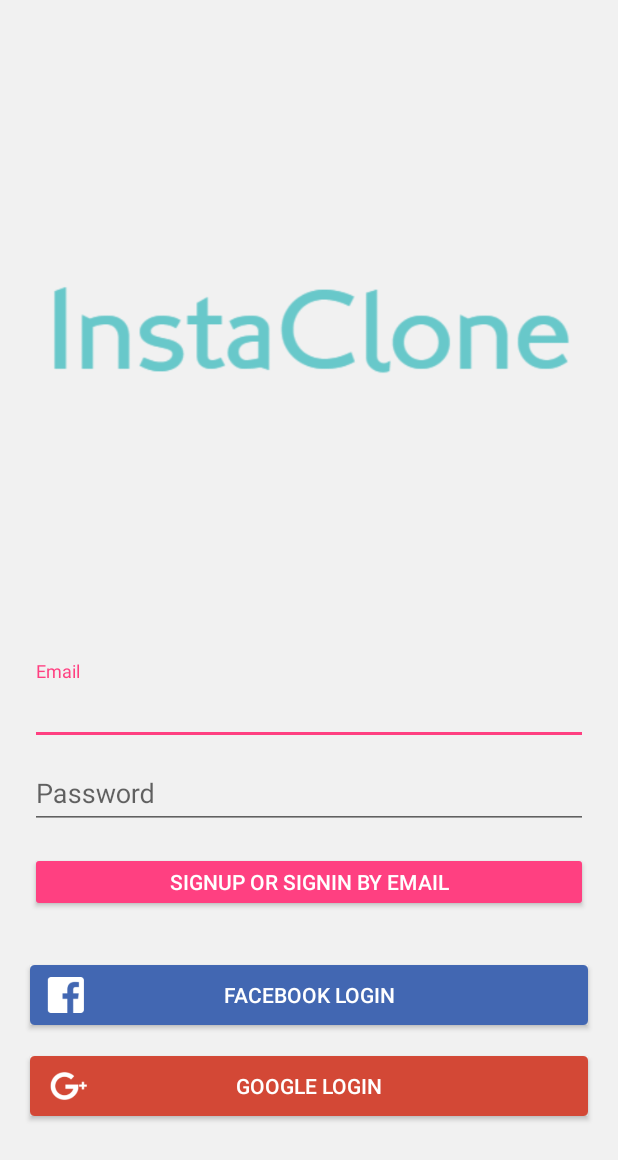
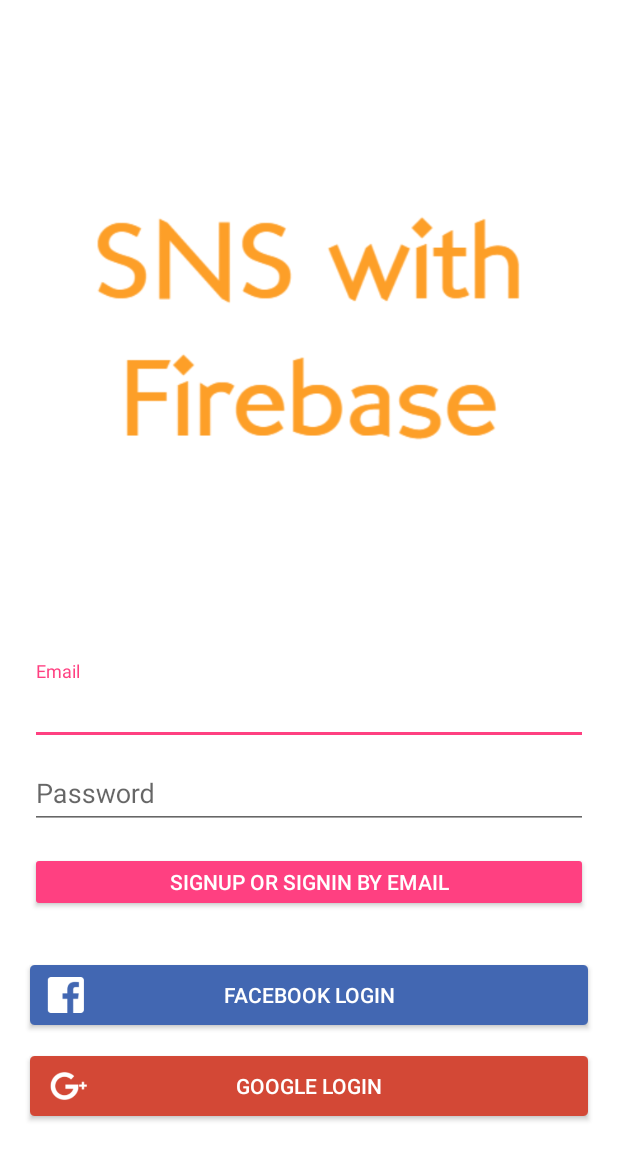
Before and after one commit to rihan530/InstaClonekt1, an Android app: the screen it shows after launch (LoginActivity), on a phone screen of 412 x 824 dp. Shown: the top 1160 px of the screen. Run offline under Robolectric (Android 15) with nearby library versions, the phone set to English and light mode, and no system bars; our stand-ins replace Firebase (no records; nobody signed in at launch, a user with empty details on screens opened directly), data binding; libraries missing offline, so code that uses them is left out: com.facebook, com.facebook.login; 1 statement that could not run was skipped.

```diff
--- a/app/build.gradle
+++ b/app/build.gradle
@@ -10,8 +10,8 @@ android {
         applicationId "com.coolwhite.instaclonekt1"
         minSdkVersion 24
         targetSdkVersion 29
-        versionCode 2
-        versionName "2.0"
+        versionCode 3
+        versionName "2.1"
         multiDexEnabled true
 
         testInstrumentationRunner "androidx.test.runner.AndroidJUnitRunner"
--- a/app/src/main/java/com/coolwhite/instaclonekt1/MainActivity.kt
+++ b/app/src/main/java/com/coolwhite/instaclonekt1/MainActivity.kt
@@ -144,6 +144,6 @@ class MainActivity : AppCompatActivity(), BottomNavigationView.OnNavigationItemS
         if(System.currentTimeMillis()-lastTimeBackPressed<=1500)
             finish()
         lastTimeBackPressed=System.currentTimeMillis()
-        Toast.makeText(this,"@string/backPressed",Toast.LENGTH_SHORT).show()
+        Toast.makeText(this,"이전 버튼을 한 번 더 누르면 종료됩니다",Toast.LENGTH_SHORT).show()
     }
 }
--- a/app/src/main/res/layout/activity_add_photo.xml
+++ b/app/src/main/res/layout/activity_add_photo.xml
@@ -29,7 +29,7 @@
                 android:layout_height="match_parent"
                 android:layout_margin="3dp"
                 android:contentDescription="@string/app_name"
-                android:src="@drawable/instaclone_logo"/>
+                android:src="@drawable/logo_title"/>
 
         </androidx.appcompat.widget.Toolbar>
 
--- a/app/src/main/res/layout/activity_login.xml
+++ b/app/src/main/res/layout/activity_login.xml
@@ -5,7 +5,7 @@
         xmlns:tools="http://schemas.android.com/tools"
         android:layout_width="match_parent"
         android:layout_height="match_parent"
-        android:background="@color/back"
+        android:background="@color/colorWhite"
         tools:context=".LoginActivity">
 
         <ProgressBar
@@ -20,7 +20,7 @@
             android:layout_alignParentTop="true"
             android:layout_width="match_parent"
             android:layout_height="wrap_content"
-            android:src="@drawable/insta_login_image"></ImageView>
+            android:src="@drawable/login_image"></ImageView>
 
         <LinearLayout
             android:id="@+id/signin_layout"
--- a/app/src/main/res/layout/activity_main.xml
+++ b/app/src/main/res/layout/activity_main.xml
@@ -46,7 +46,7 @@
                     android:layout_centerInParent="true"
                     android:layout_margin="3dp"
                     android:contentDescription="@string/app_name"
-                    android:src="@drawable/instaclone_logo"/>
+                    android:src="@drawable/logo_title"/>
 
 <!--                <ImageButton-->
 <!--                    android:id="@+id/toolbar_btn_back"-->
--- a/app/src/main/res/values/strings.xml
+++ b/app/src/main/res/values/strings.xml
@@ -1,5 +1,5 @@
 <resources>
-    <string name="app_name">InstaClone</string>
+    <string name="app_name">SNS with Firebase</string>
     <string name="facebook_app_id">300349011036030</string>
     <string name="fb_login_protocol_scheme">fb300349011036030</string>
 
```
Also changed, not shown: app/src/main/res/drawable-v24/insta_login_image.png (deleted), app/src/main/res/drawable-v24/instaclone_logo.png (deleted), app/src/main/res/drawable-v24/login_image.png (added), app/src/main/res/drawable-v24/logo_title.png (added).
